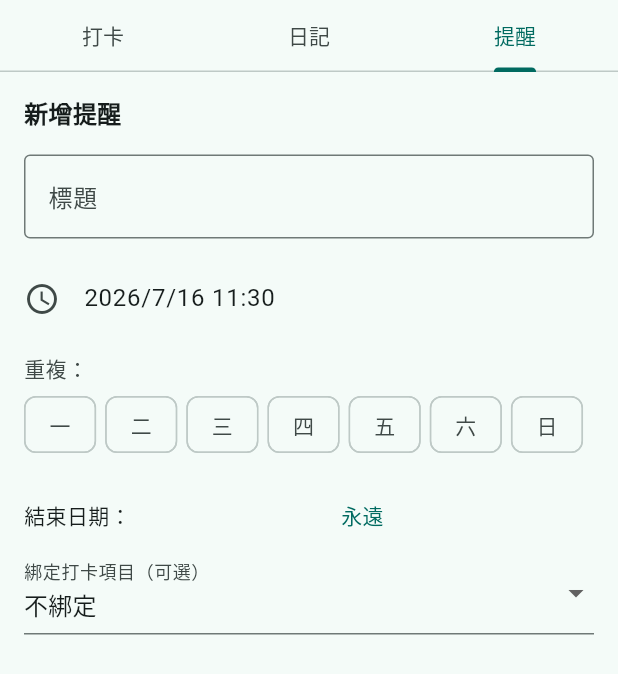
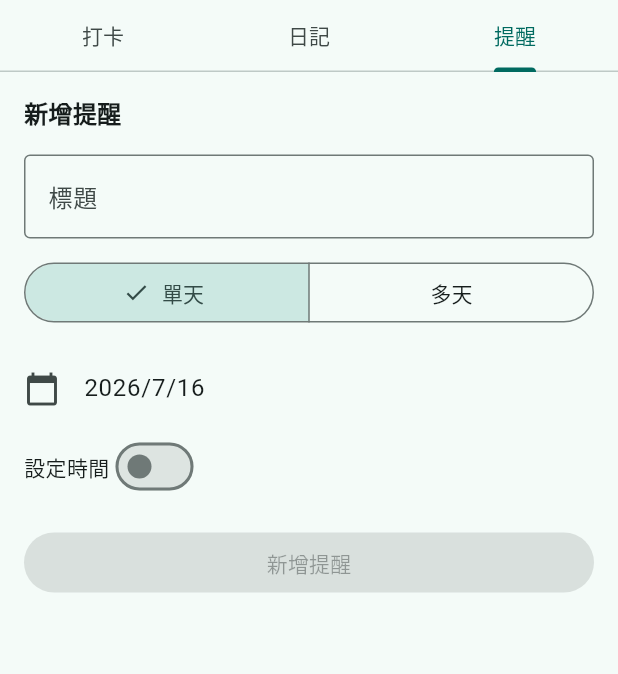
Before and after one commit to cyhzero09/Persistence-App, a Flutter app: the AddEntrySheet widget shown alone on an empty page, opened directly with empty values, tab 3 chosen, on a phone screen of 412 x 824 dp. Shown: the top 674 px of the screen. Run offline on Flutter 3.47's test engine with Material 3 defaults, Android fonts, the phone set to English and light mode, and no system bars; our stand-ins replace drift, flutter_local_notifications, flutter_riverpod, shared_preferences, table_calendar, timezone; accounts and stored records are empty; generated files the repository leaves out were written again; network calls fail.

Commit message:
feat: unified calendar, single/multi-day reminders, notifications, v1.1.9

```diff
--- a/lib/app_version.dart
+++ b/lib/app_version.dart
@@ -1 +1 @@
-const String appVersion = '1.1.8';
+const String appVersion = '1.1.9';
--- a/lib/main.dart
+++ b/lib/main.dart
@@ -2,9 +2,11 @@ import 'package:flutter/material.dart';
 import 'package:flutter_riverpod/flutter_riverpod.dart';
 import 'package:intl/date_symbol_data_local.dart';
 import 'app.dart';
+import 'notification_service.dart';
 
 void main() async {
   WidgetsFlutterBinding.ensureInitialized();
   await initializeDateFormatting('zh-TW');
+  await NotificationService().init();
   runApp(const ProviderScope(child: DailyTrackerApp()));
 }
--- a/lib/widgets/add_entry_sheet.dart
+++ b/lib/widgets/add_entry_sheet.dart
@@ -7,6 +7,7 @@ import '../providers/check_in_provider.dart';
 import '../providers/reminder_provider.dart';
 import '../providers/diary_provider.dart';
 import '../providers/database_provider.dart';
+import '../notification_service.dart';
 import '../models/check_in_category.dart';
 class AddEntrySheet extends ConsumerStatefulWidget {
   final DateTime selectedDate;
@@ -31,11 +32,11 @@ class _AddEntrySheetState extends ConsumerState<AddEntrySheet> with SingleTicker
   bool _diaryHasContent = false;
 
   final _reminderTitleController = TextEditingController();
-  DateTime _reminderDate = DateTime.now().add(const Duration(hours: 1));
+  bool _reminderIsMultiDay = false;
+  DateTime _reminderDate = DateTime.now();
+  TimeOfDay? _reminderTime;
   final _selectedWeekdays = <int>{};
-  DateTime? _repeatEndDate;
-  bool _isForever = true;
-  int? _reminderCategoryId;
+  DateTime? _reminderEndDate;
 
   @override
   void initState() {
@@ -197,10 +198,21 @@ class _AddEntrySheetState extends ConsumerState<AddEntrySheet> with SingleTicker
             decoration: const InputDecoration(labelText: '標題', border: OutlineInputBorder()),
           ),
           const SizedBox(height: 12),
+          SegmentedButton<bool>(
+            segments: const [
+              ButtonSegment(value: false, label: Text('單天')),
+              ButtonSegment(value: true, label: Text('多天')),
+            ],
+            selected: {_reminderIsMultiDay},
+            onSelectionChanged: (v) => setState(() => _reminderIsMultiDay = v.first),
+          ),
+          const SizedBox(height: 12),
           ListTile(
             contentPadding: EdgeInsets.zero,
-            title: Text(DateFormat('yyyy/M/d HH:mm', 'zh-TW').format(_reminderDate)),
-            leading: const Icon(Icons.access_time),
+            title: Text(_reminderIsMultiDay
+                ? '開始：${DateFormat('yyyy/M/d', 'zh-TW').format(_reminderDate)}'
+                : DateFormat('yyyy/M/d', 'zh-TW').format(_reminderDate)),
+            leading: const Icon(Icons.calendar_today),
             onTap: () async {
               final dt = await showDatePicker(
                 context: context,
@@ -208,14 +220,29 @@ class _AddEntrySheetState extends ConsumerState<AddEntrySheet> with SingleTicker
                 firstDate: DateTime.now(),
                 lastDate: DateTime.now().add(const Duration(days: 365)),
               );
-              if (dt != null && context.mounted) {
-                final tm = await showTimePicker(context: context, initialTime: TimeOfDay.fromDateTime(_reminderDate));
-                if (tm != null) {
-                  setState(() => _reminderDate = DateTime(dt.year, dt.month, dt.day, tm.hour, tm.minute));
-                }
-              }
+              if (dt != null) setState(() => _reminderDate = dt);
             },
           ),
+          Row(
+            children: [
+              const Text('設定時間'),
+              Switch(
+                value: _reminderTime != null,
+                onChanged: (v) => setState(() => _reminderTime = v ? TimeOfDay.now() : null),
+              ),
+            ],
+          ),
+          if (_reminderTime != null)
+            ListTile(
+              contentPadding: EdgeInsets.zero,
+              title: Text('⏰ ${_reminderTime!.format(context)}'),
+              leading: const Icon(Icons.access_time),
+              onTap: () async {
+                final tm = await showTimePicker(context: context, initialTime: _reminderTime!);
+                if (tm != null) setState(() => _reminderTime = tm);
+              },
+            ),
+          if (_reminderIsMultiDay) ...[
             const SizedBox(height: 8),
             Text('重複：', style: TextStyle(color: Theme.of(context).colorScheme.onSurfaceVariant)),
             const SizedBox(height: 4),
@@ -231,51 +258,28 @@ class _AddEntrySheetState extends ConsumerState<AddEntrySheet> with SingleTicker
                 },
               )),
             ),
-          const SizedBox(height: 12),
-          Row(
-            children: [
-              const Text('結束日期：'),
-              Expanded(
-                child: TextButton(
-                  onPressed: () {
-                    setState(() {
-                      _isForever = !_isForever;
-                      if (!_isForever && _repeatEndDate == null) {
-                        _repeatEndDate = widget.selectedDate.add(const Duration(days: 30));
-                      }
-                    });
-                  },
-                  child: Text(_isForever ? '永遠' : DateFormat('yyyy/M/d', 'zh-TW').format(_repeatEndDate!)),
-                ),
-              ),
-              if (!_isForever)
-                IconButton(
-                  icon: const Icon(Icons.calendar_today, size: 20),
-                  onPressed: () async {
+            const SizedBox(height: 8),
+            ListTile(
+              contentPadding: EdgeInsets.zero,
+              title: Text(_reminderEndDate != null
+                  ? '結束：${DateFormat('yyyy/M/d', 'zh-TW').format(_reminderEndDate!)}'
+                  : '結束日期（可選）'),
+              trailing: _reminderEndDate != null
+                  ? IconButton(icon: const Icon(Icons.clear), onPressed: () => setState(() => _reminderEndDate = null))
+                  : null,
+              leading: const Icon(Icons.event),
+              onTap: () async {
                 final dt = await showDatePicker(
                   context: context,
-                      initialDate: _repeatEndDate ?? widget.selectedDate.add(const Duration(days: 30)),
-                      firstDate: widget.selectedDate,
+                  initialDate: _reminderEndDate ?? _reminderDate.add(const Duration(days: 30)),
+                  firstDate: _reminderDate,
                   lastDate: DateTime.now().add(const Duration(days: 3650)),
                 );
-                    if (dt != null) setState(() => _repeatEndDate = dt);
+                if (dt != null) setState(() => _reminderEndDate = dt);
               },
             ),
+            const Text('提示：結束留空 = 持續有效', style: TextStyle(fontSize: 12)),
           ],
-          ),
-          categoriesAsync.when(
-            data: (cats) => DropdownButtonFormField<int?>(
-              value: _reminderCategoryId,
-              decoration: const InputDecoration(labelText: '綁定打卡項目（可選）'),
-              items: [
-                const DropdownMenuItem(value: null, child: Text('不綁定')),
-                ...cats.map((c) => DropdownMenuItem(value: c.id, child: Text('${c.emoji} ${c.name}'))),
-              ],
-              onChanged: (v) => setState(() => _reminderCategoryId = v),
-            ),
-            loading: () => const SizedBox.shrink(),
-            error: (_, __) => const SizedBox.shrink(),
-          ),
           const SizedBox(height: 16),
           FilledButton(
             onPressed: _reminderTitleController.text.trim().isEmpty ? null : () => _saveReminder(),
@@ -314,16 +318,24 @@ class _AddEntrySheetState extends ConsumerState<AddEntrySheet> with SingleTicker
 
   Future<void> _saveReminder() async {
     final db = ref.read(databaseProvider);
+    final reminderDt = _reminderTime != null
+        ? DateTime(_reminderDate.year, _reminderDate.month, _reminderDate.day, _reminderTime!.hour, _reminderTime!.minute)
+        : _reminderDate;
     final weekdaysStr = _selectedWeekdays.isNotEmpty ? _selectedWeekdays.join(',') : null;
-    await db.into(db.reminders).insert(RemindersCompanion.insert(
+    final id = await db.into(db.reminders).insert(RemindersCompanion.insert(
       title: _reminderTitleController.text.trim(),
-      reminderDateTime: _reminderDate.toIso8601String(),
+      reminderDateTime: reminderDt.toIso8601String(),
       repeatWeekdays: weekdaysStr != null ? Value(weekdaysStr) : const Value.absent(),
-      repeatEndDate: _isForever || _repeatEndDate == null
-          ? const Value.absent()
-          : Value(DateFormat('yyyy-MM-dd').format(_repeatEndDate!)),
-      categoryId: _reminderCategoryId != null ? Value(_reminderCategoryId!) : const Value.absent(),
+      repeatEndDate: _reminderEndDate != null ? Value(DateFormat('yyyy-MM-dd').format(_reminderEndDate!)) : const Value.absent(),
     ));
+    if (reminderDt.isAfter(DateTime.now())) {
+      await NotificationService().scheduleReminder(
+        id: id,
+        title: _reminderTitleController.text.trim(),
+        body: '提醒：${_reminderTitleController.text.trim()}',
+        scheduledDate: reminderDt,
+      );
+    }
     ref.invalidate(remindersProvider);
     if (context.mounted) Navigator.pop(context);
   }
--- a/pubspec.yaml
+++ b/pubspec.yaml
@@ -16,7 +16,7 @@ publish_to: 'none' # Remove this line if you wish to publish to pub.dev
 # https://developer.apple.com/library/archive/documentation/General/Reference/InfoPlistKeyReference/Articles/CoreFoundationKeys.html
 # In Windows, build-name is used as the major, minor, and patch parts
 # of the product and file versions while build-number is used as the build suffix.
-version: 1.1.8
+version: 1.1.9
 
 environment:
   sdk: ^3.6.2
@@ -39,6 +39,7 @@ dependencies:
   shared_preferences: ^2.3.5
   flutter_local_notifications: ^18.0.1
   http: ^1.2.2
+  timezone: ^0.10.1
 
 dev_dependencies:
   flutter_test:
```
Also changed, not shown: lib/notification_service.dart (added, +62 -0 lines), lib/pages/content_page.dart (+95 -65 lines), lib/pages/home_page.dart (+9 -35 lines), lib/providers/reminder_provider.dart (+17 -1 lines), lib/widgets/week_calendar.dart (+44 -8 lines), pubspec.lock. Lines whose indentation alone changed are shown as unchanged.
